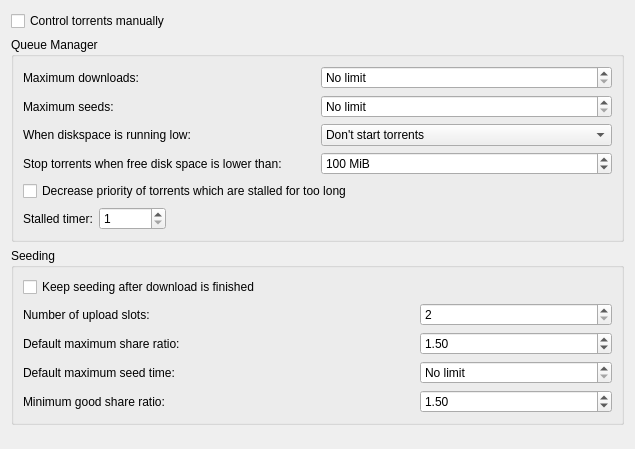
Above: ktorrent/pref/qmpref.ui from KDE/ktorrent before the change. Below: the same form after it.
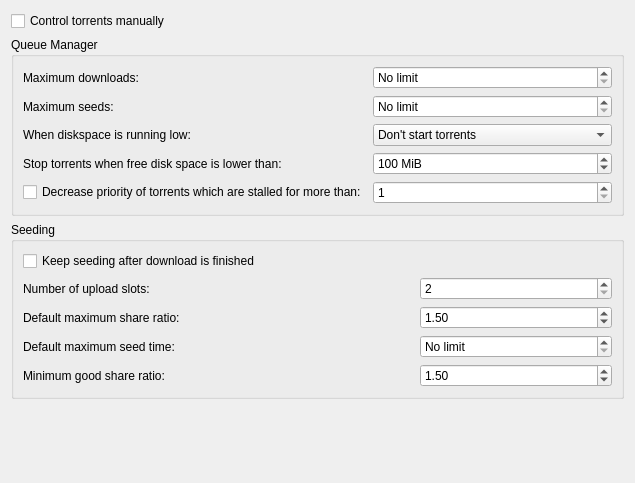
That is the form after the change.

Commit message: optimize screen space for preferences dialog

```diff
--- a/ktorrent/pref/qmpref.ui
+++ b/ktorrent/pref/qmpref.ui
@@ -7,7 +7,7 @@
     <x>0</x>
     <y>0</y>
     <width>635</width>
-    <height>449</height>
+    <height>483</height>
    </rect>
   </property>
   <layout class="QVBoxLayout" name="verticalLayout">
@@ -124,29 +124,18 @@
           </property>
          </widget>
         </item>
-       </layout>
-      </item>
-      <item>
-       <widget class="QCheckBox" name="kcfg_decreasePriorityOfStalledTorrents">
-        <property name="toolTip">
-         <string>&lt;p&gt;With this enabled, the queue manager will decrease the priority of a torrent which has been stalled for too long. &lt;/p&gt;
+        <item row="4" column="0">
+         <widget class="QCheckBox" name="kcfg_decreasePriorityOfStalledTorrents">
+          <property name="toolTip">
+           <string>&lt;p&gt;With this enabled, the queue manager will decrease the priority of a torrent which has been stalled for too long. &lt;/p&gt;
 &lt;p&gt;This will allow the queue manager to run other torrents, when a torrent is doing nothing.&lt;/p&gt;</string>
-        </property>
-        <property name="text">
-         <string>Decrease priority of torrents which are stalled for too long</string>
-        </property>
-       </widget>
-      </item>
-      <item>
-       <layout class="QHBoxLayout">
-        <item>
-         <widget class="QLabel" name="label">
+          </property>
           <property name="text">
-           <string>Stalled timer:</string>
+           <string>Decrease priority of torrents which are stalled for more than:</string>
           </property>
          </widget>
         </item>
-        <item>
+        <item row="4" column="1">
          <widget class="QSpinBox" name="kcfg_stallTimer">
           <property name="toolTip">
            <string>&lt;p&gt;Time used for the stall timer. When a torrent is stalled longer than this, its priority will be decreased.&lt;/p&gt;</string>
@@ -159,19 +148,6 @@
           </property>
          </widget>
         </item>
-        <item>
-         <spacer>
-          <property name="orientation">
-           <enum>Qt::Horizontal</enum>
-          </property>
-          <property name="sizeHint" stdset="0">
-           <size>
-            <width>40</width>
-            <height>20</height>
-           </size>
-          </property>
-         </spacer>
-        </item>
        </layout>
       </item>
      </layout>
```
The commit also changes 1 other file.
